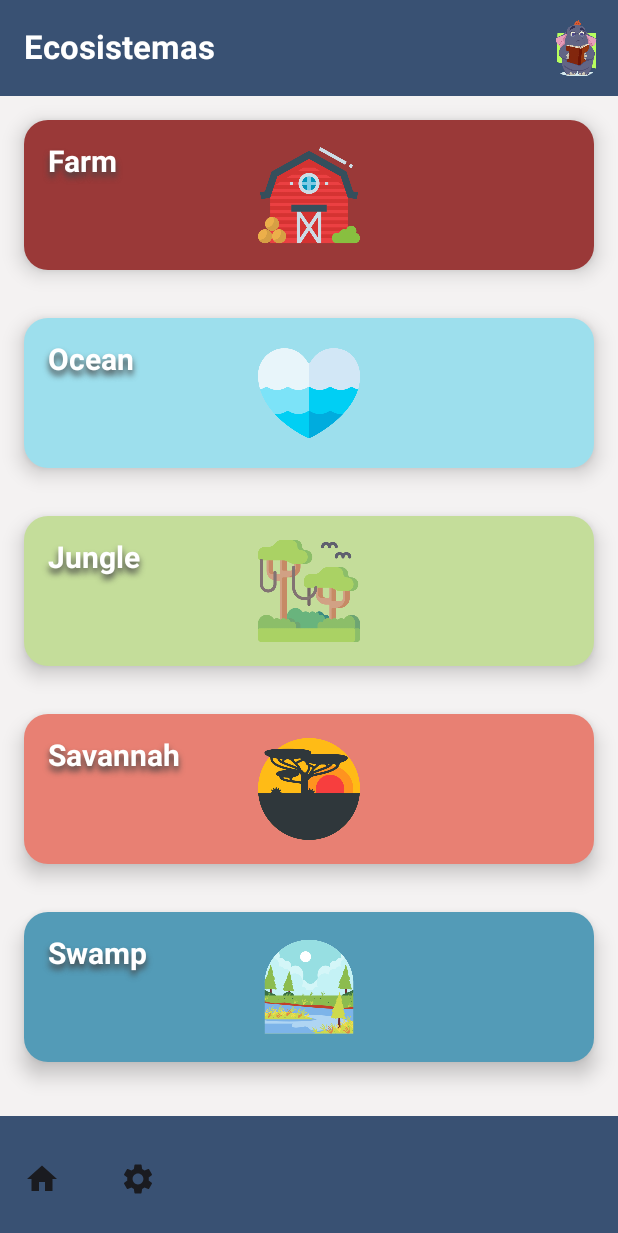
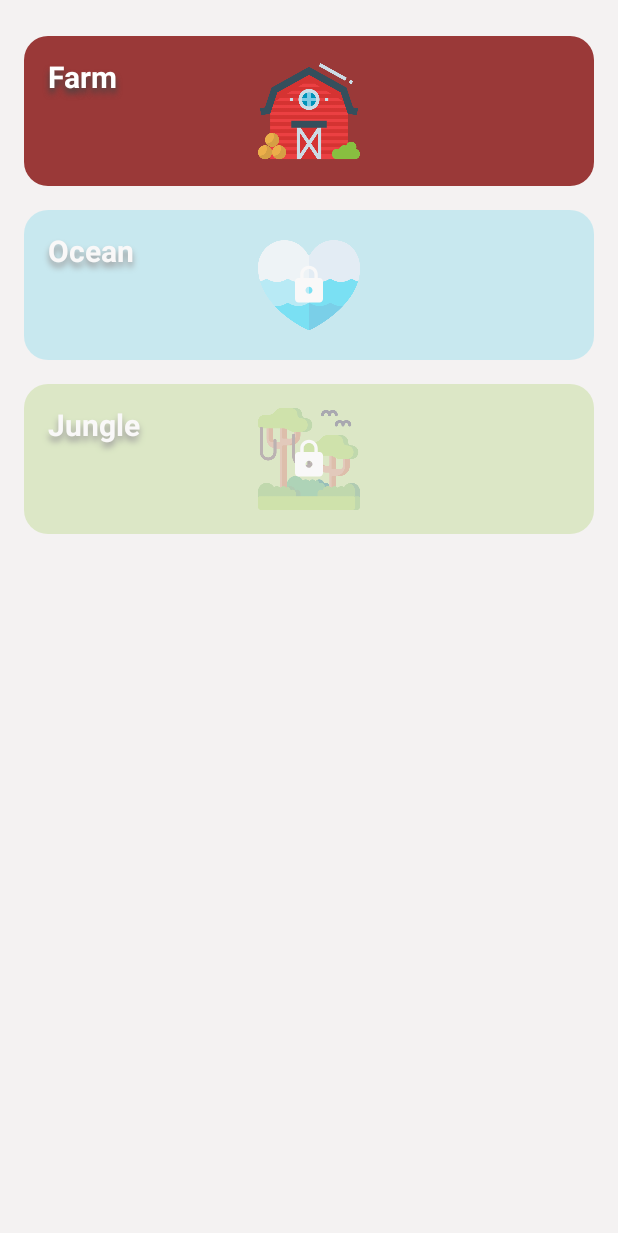
Before and after one commit to Shadieth/Little-Elephant, an Android app built with Jetpack Compose: the @Preview function EcosystemsScreenPreview, on a phone screen of 412 x 824 dp. Shown: the top 1233 px of the screen. Run offline under Robolectric (Android 15) with nearby library versions, the phone set to English and light mode, and no system bars.

Commit message:
Candados en interfaz agregados

```diff
--- a/app/src/main/java/com/example/littleelephant/screens/EcosystemsScreen.kt
+++ b/app/src/main/java/com/example/littleelephant/screens/EcosystemsScreen.kt
@@ -4,23 +4,17 @@ import androidx.compose.foundation.Image
 import androidx.compose.foundation.background
 import androidx.compose.foundation.layout.*
 import androidx.compose.foundation.lazy.LazyColumn
+import androidx.compose.foundation.lazy.itemsIndexed
 import androidx.compose.foundation.shape.RoundedCornerShape
 import androidx.compose.material.icons.Icons
 import androidx.compose.material.icons.filled.Home
+import androidx.compose.material.icons.filled.Lock
 import androidx.compose.material.icons.filled.Settings
-import androidx.compose.material3.BottomAppBar
-import androidx.compose.material3.Card
-import androidx.compose.material3.CardDefaults
-import androidx.compose.material3.ExperimentalMaterial3Api
-import androidx.compose.material3.Icon
-import androidx.compose.material3.IconButton
-import androidx.compose.material3.Scaffold
-import androidx.compose.material3.Text
-import androidx.compose.material3.TopAppBar
-import androidx.compose.material3.TopAppBarDefaults
+import androidx.compose.material3.*
 import androidx.compose.runtime.Composable
 import androidx.compose.ui.Alignment
 import androidx.compose.ui.Modifier
+import androidx.compose.ui.draw.alpha
 import androidx.compose.ui.geometry.Offset
 import androidx.compose.ui.graphics.Color
 import androidx.compose.ui.graphics.Shadow
@@ -37,7 +31,6 @@ import com.example.littleelephant.data.Ecosystem
 import com.example.littleelephant.naviagtion.AppScreens
 import com.example.littleelephant.ui.theme.*
 
-
 @OptIn(ExperimentalMaterial3Api::class)
 @Composable
 fun EcosystemsScreen(navController: NavHostController) {
@@ -49,12 +42,12 @@ fun EcosystemsScreen(navController: NavHostController) {
         Ecosystem("Swamp", pantano, R.drawable.pantano)
     )
 
+    val unlockedLevels = listOf(0, 1) // niveles desbloqueados
+
     Scaffold(
         topBar = {
             TopAppBar(
-                title = {
-                    Text("Ecosistemas", color = Color.White, fontWeight = FontWeight.Bold)
-                },
+                title = { Text("Ecosistemas", color = Color.White, fontWeight = FontWeight.Bold) },
                 actions = {
                     IconButton(onClick = {}) {
                         Image(
@@ -89,18 +82,22 @@ fun EcosystemsScreen(navController: NavHostController) {
                 .padding(innerPadding)
                 .background(color = Color(0xFFF4F2F2))
         ) {
-            items(ecosystems.size) { index ->
-                val ecosystem = ecosystems[index]
+            itemsIndexed(ecosystems) { index, ecosystem ->
+                val isUnlocked = index in unlockedLevels
+
                 Card(
                     modifier = Modifier
                         .fillMaxWidth()
                         .padding(16.dp)
-                        .height(100.dp),
+                        .height(100.dp)
+                        .alpha(if (isUnlocked) 1f else 0.5f),
                     shape = RoundedCornerShape(16.dp),
                     colors = CardDefaults.cardColors(containerColor = ecosystem.color),
                     elevation = CardDefaults.cardElevation(defaultElevation = 8.dp),
                     onClick = {
+                        if (isUnlocked) {
                             navController.navigate(AppScreens.QuestionScreen.createRoute(ecosystem.name))
+                        }
                     }
                 ) {
                     Box(
@@ -122,6 +119,7 @@ fun EcosystemsScreen(navController: NavHostController) {
                                 )
                             )
                         )
+
                         Image(
                             painter = painterResource(id = ecosystem.imageResId),
                             contentDescription = "Imagen del ecosistema",
@@ -129,6 +127,17 @@ fun EcosystemsScreen(navController: NavHostController) {
                                 .size(100.dp)
                                 .align(Alignment.BottomCenter)
                         )
+
+                        if (!isUnlocked) {
+                            Icon(
+                                imageVector = Icons.Default.Lock,
+                                contentDescription = "Bloqueado",
+                                tint = Color.White,
+                                modifier = Modifier
+                                    .size(28.dp)
+                                    .align(Alignment.Center)
+                            )
+                        }
                     }
                 }
             }
@@ -136,68 +145,41 @@ fun EcosystemsScreen(navController: NavHostController) {
     }
 }
 
-@OptIn(ExperimentalMaterial3Api::class)
+@Preview(showSystemUi = true, showBackground = true)
 @Composable
-fun SecondScreenLevelsPreviewContent() {
+fun EcosystemsScreenPreview() {
+    LittleElephantTheme {
+        EcosystemsScreenPreviewContent()
+    }
+}
+
+@Composable
+fun EcosystemsScreenPreviewContent() {
+    // Vista previa sin navegación
     val ecosystems = listOf(
         Ecosystem("Farm", granja, R.drawable.granja),
         Ecosystem("Ocean", oceano, R.drawable.oceano),
-        Ecosystem("Jungle", selva, R.drawable.selva),
-        Ecosystem("Savannah", sabana, R.drawable.sabana),
-        Ecosystem("Swamp", pantano, R.drawable.pantano)
+        Ecosystem("Jungle", selva, R.drawable.selva)
     )
+    val unlockedLevels = listOf(0)
 
-    Scaffold(
-        topBar = {
-            TopAppBar(
-                title = {
-                    Text("Ecosistemas", color = Color.White, fontWeight = FontWeight.Bold)
-                },
-                actions = {
-                    IconButton(onClick = {}) {
-                        Image(
-                            painter = painterResource(id = R.drawable.elefanteleyendo),
-                            contentDescription = "Icono Little Elephant",
-                            modifier = Modifier.size(64.dp),
-                            contentScale = ContentScale.Fit
-                        )
-                    }
-                },
-                colors = TopAppBarDefaults.topAppBarColors(containerColor = BlueOne)
-            )
-        },
-        bottomBar = {
-            BottomAppBar(
-                containerColor = BlueOne,
-                actions = {
-                    IconButton(onClick = {}) {
-                        Icon(Icons.Default.Home, contentDescription = "Inicio")
-                    }
-                    Spacer(modifier = Modifier.width(16.dp))
-                    IconButton(onClick = {}) {
-                        Icon(Icons.Default.Settings, contentDescription = "Ajustes")
-                    }
-                }
-            )
-        }
-    ) { innerPadding ->
     LazyColumn(
         modifier = Modifier
             .fillMaxSize()
-                .padding(innerPadding)
-                .background(color = Color(0xFFF4F2F2))
+            .background(Color(0xFFF4F2F2))
+            .padding(16.dp)
     ) {
-            items(ecosystems.size) { index ->
-                val ecosystem = ecosystems[index]
+        itemsIndexed(ecosystems) { index, ecosystem ->
+            val isUnlocked = index in unlockedLevels
+
             Card(
                 modifier = Modifier
                     .fillMaxWidth()
-                        .padding(16.dp)
-                        .height(100.dp),
+                    .padding(vertical = 8.dp)
+                    .height(100.dp)
+                    .alpha(if (isUnlocked) 1f else 0.5f),
                 shape = RoundedCornerShape(16.dp),
-                    colors = CardDefaults.cardColors(containerColor = ecosystem.color),
-                    elevation = CardDefaults.cardElevation(defaultElevation = 8.dp),
-                    onClick = { /* Nada en preview */ }
+                colors = CardDefaults.cardColors(containerColor = ecosystem.color)
             ) {
                 Box(
                     modifier = Modifier
@@ -218,6 +200,7 @@ fun SecondScreenLevelsPreviewContent() {
                             )
                         )
                     )
+
                     Image(
                         painter = painterResource(id = ecosystem.imageResId),
                         contentDescription = "Imagen del ecosistema",
@@ -225,17 +208,19 @@ fun SecondScreenLevelsPreviewContent() {
                             .size(100.dp)
                             .align(Alignment.BottomCenter)
                     )
+
+                    if (!isUnlocked) {
+                        Icon(
+                            imageVector = Icons.Default.Lock,
+                            contentDescription = "Bloqueado",
+                            tint = Color.White,
+                            modifier = Modifier
+                                .size(28.dp)
+                                .align(Alignment.Center)
+                        )
                     }
                 }
             }
         }
     }
 }
-
-@Preview(showBackground = true, showSystemUi = true)
-@Composable
-fun EcosystemsScreenPreview() {
-    LittleElephantTheme {
-        SecondScreenLevelsPreviewContent()
-    }
-}
```
Lines whose indentation alone changed are shown as unchanged.
